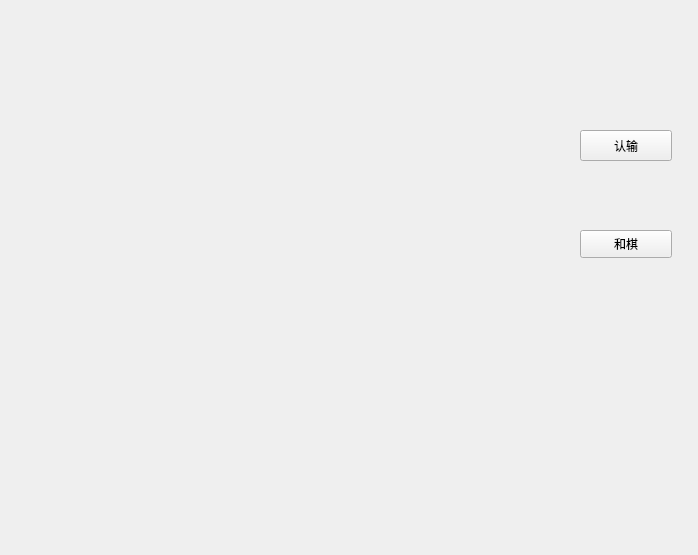
The window that gameboard.ui (lanzinytt/QtGobang) describes before a commit, drawn with Qt 5.
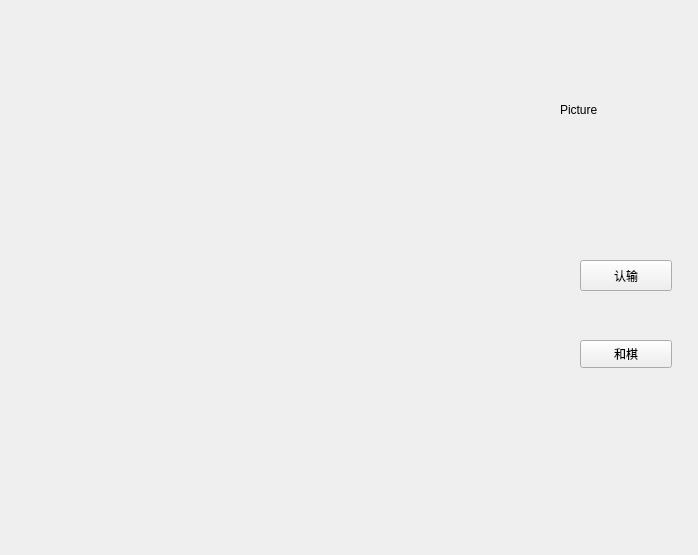
The same window after the commit.

```diff
--- a/gameboard.ui
+++ b/gameboard.ui
@@ -17,7 +17,7 @@
    <property name="geometry">
     <rect>
      <x>580</x>
-     <y>130</y>
+     <y>260</y>
      <width>92</width>
      <height>31</height>
     </rect>
@@ -30,7 +30,7 @@
    <property name="geometry">
     <rect>
      <x>580</x>
-     <y>230</y>
+     <y>340</y>
      <width>92</width>
      <height>28</height>
     </rect>
@@ -43,7 +43,7 @@
    <property name="geometry">
     <rect>
      <x>490</x>
-     <y>290</y>
+     <y>430</y>
      <width>191</width>
      <height>71</height>
     </rect>
@@ -52,6 +52,19 @@
     <string/>
    </property>
   </widget>
+  <widget class="QLabel" name="label">
+   <property name="geometry">
+    <rect>
+     <x>560</x>
+     <y>100</y>
+     <width>69</width>
+     <height>19</height>
+    </rect>
+   </property>
+   <property name="text">
+    <string>Picture</string>
+   </property>
+  </widget>
  </widget>
  <resources/>
  <connections/>
```
